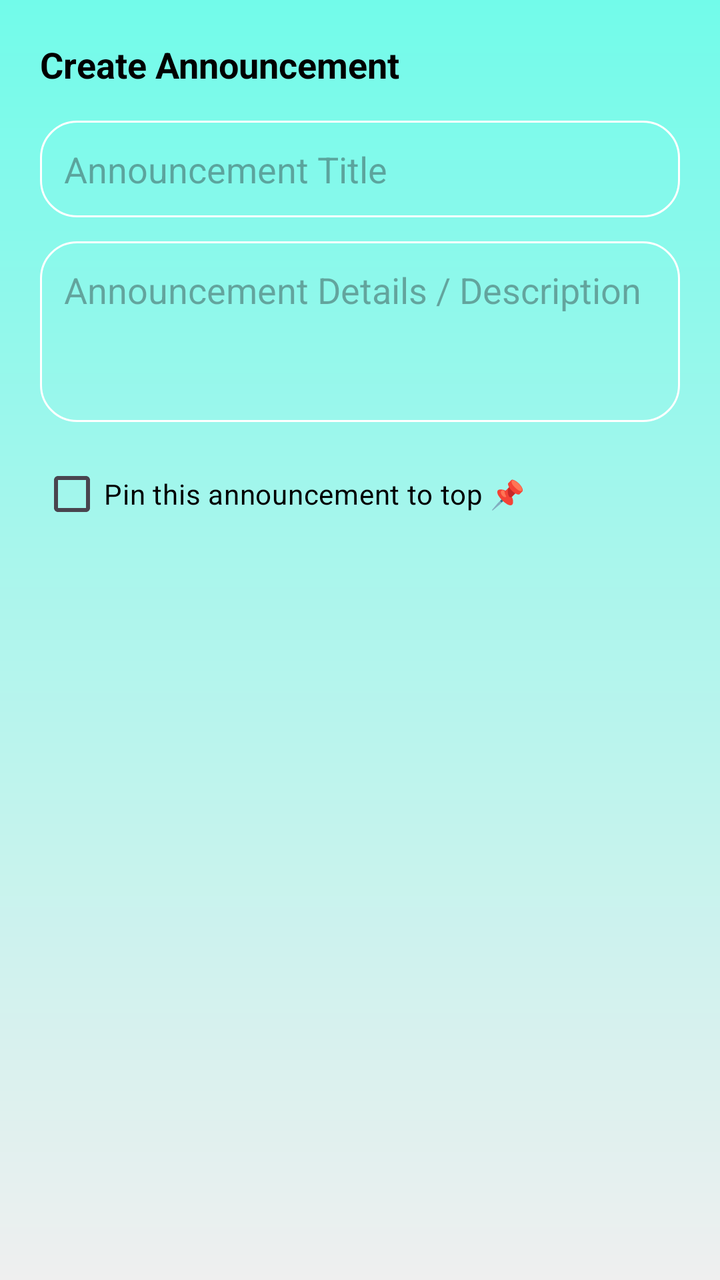
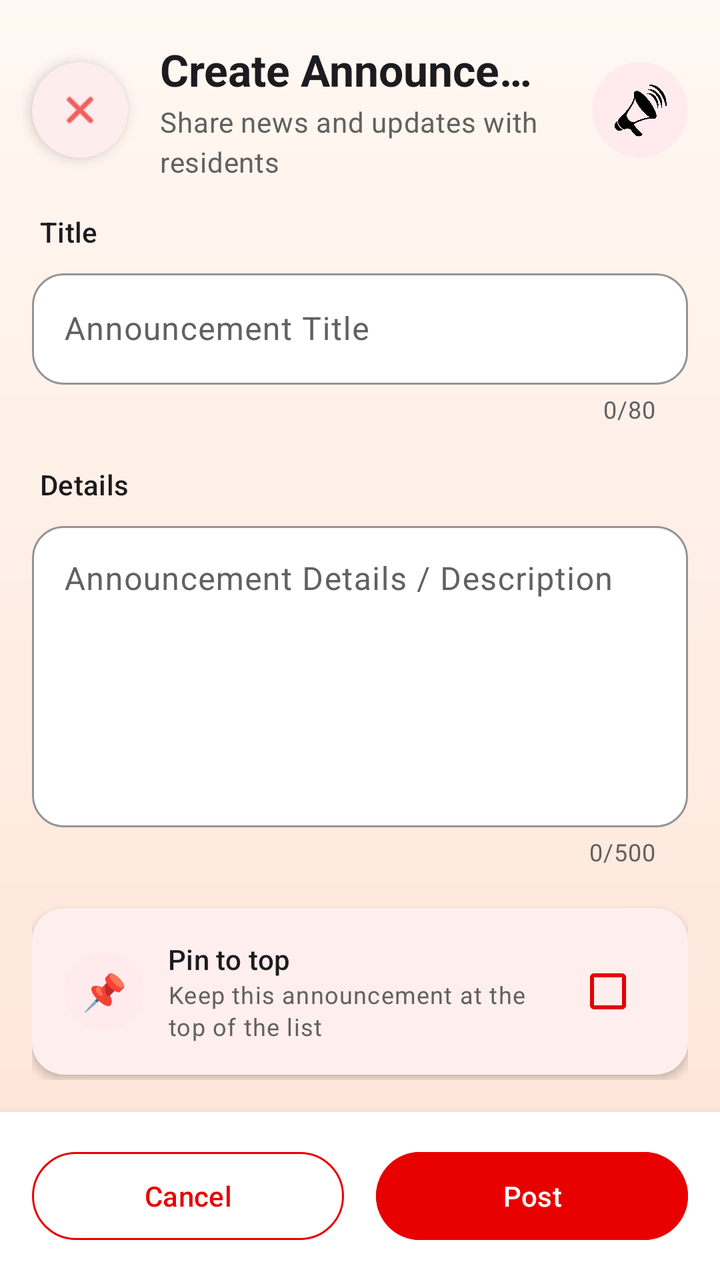

Two renders of the same Android screen: before a commit and after it. Below are the layout's source before the change and the commit's diff.
<!-- AndroidManifest.xml: application theme Theme.IServeKo -->
<!-- res/layout/dialog_add_announcement.xml -->
<?xml version="1.0" encoding="utf-8"?>
<LinearLayout xmlns:android="http://schemas.android.com/apk/res/android"
    android:layout_width="match_parent"
    android:layout_height="wrap_content"
    android:orientation="vertical"
    android:padding="20dp"
    android:background="@drawable/designbrg"
    >

    <TextView
        android:id="@+id/dialogTitle"
        android:layout_width="wrap_content"
        android:layout_height="wrap_content"
        android:text="Create Announcement"
        android:textSize="18sp"
        android:textStyle="bold"
        android:textColor="#000000"
        android:layout_marginBottom="16dp" />

    <EditText
        android:id="@+id/inputAnnTitle"
        android:layout_width="match_parent"
        android:layout_height="wrap_content"
        android:hint="Announcement Title"
        android:inputType="textCapSentences"
        android:minHeight="48dp"
        android:padding="12dp"
        android:background="@drawable/rounded"
        android:layout_marginBottom="12dp" />

    <EditText
        android:id="@+id/inputAnnDesc"
        android:layout_width="match_parent"
        android:layout_height="wrap_content"
        android:hint="Announcement Details / Description"
        android:inputType="textMultiLine"
        android:minLines="3"
        android:gravity="top|start"
        android:padding="12dp"
        android:background="@drawable/rounded"
        android:layout_marginBottom="12dp" />

    <CheckBox
        android:id="@+id/chkPinned"
        android:layout_width="wrap_content"
        android:layout_height="wrap_content"
        android:text="Pin this announcement to top 📌"
        android:textColor="#000000" />

</LinearLayout>
<!-- resources referenced by this layout -->
<resources>
  <!-- drawable designbrg (drawable) -->
  <?xml version="1.0" encoding="utf-8"?>
  <shape xmlns:android="http://schemas.android.com/apk/res/android">
       <gradient android:type = "linear" android:angle="100"
           android:startColor="#72FBEA" android:endColor="#EFEFEF"/>
  </shape>
  <!-- drawable rounded (drawable) -->
  <?xml version="1.0" encoding="utf-8"?>
  <shape xmlns:android="http://schemas.android.com/apk/res/android"
      android:shape="rectangle">
      <corners android:radius="18dp"/>
      <stroke android:width="1dp" android:color="@color/white"/>
  </shape>
  <style name="Theme.IServeKo" parent="Base.Theme.IServeKo" />
  <color name="white">#FFFFFFFF</color>
  <style name="Base.Theme.IServeKo" parent="Theme.Material3.DayNight.NoActionBar">
          
          
      </style>
</resources>

<!-- the commit's change to res/layout/dialog_add_announcement.xml (unified diff, before → after) -->
@@ -1,50 +1,282 @@
 <?xml version="1.0" encoding="utf-8"?>
 <LinearLayout xmlns:android="http://schemas.android.com/apk/res/android"
+    xmlns:app="http://schemas.android.com/apk/res-auto"
+    xmlns:tools="http://schemas.android.com/tools"
     android:layout_width="match_parent"
-    android:layout_height="wrap_content"
-    android:orientation="vertical"
-    android:padding="20dp"
-    android:background="@drawable/designbrg"
-    >
-
-    <TextView
-        android:id="@+id/dialogTitle"
-        android:layout_width="wrap_content"
-        android:layout_height="wrap_content"
-        android:text="Create Announcement"
-        android:textSize="18sp"
-        android:textStyle="bold"
-        android:textColor="#000000"
-        android:layout_marginBottom="16dp" />
-
-    <EditText
-        android:id="@+id/inputAnnTitle"
+    android:layout_height="match_parent"
+    android:background="@drawable/designbrg_v2"
+    android:orientation="vertical">
+
+    
+    <LinearLayout
         android:layout_width="match_parent"
         android:layout_height="wrap_content"
-        android:hint="Announcement Title"
-        android:inputType="textCapSentences"
-        android:minHeight="48dp"
-        android:padding="12dp"
-        android:background="@drawable/rounded"
-        android:layout_marginBottom="12dp" />
-
-    <EditText
-        android:id="@+id/inputAnnDesc"
+        android:clipChildren="false"
+        android:clipToPadding="false"
+        android:gravity="center_vertical"
+        android:orientation="horizontal"
+        android:paddingStart="16dp"
+        android:paddingTop="20dp"
+        android:paddingEnd="16dp"
+        android:paddingBottom="8dp">
+
+        <com.google.android.material.card.MaterialCardView
+            android:layout_width="48dp"
+            android:layout_height="48dp"
+            android:clickable="true"
+            android:focusable="true"
+            android:foreground="?attr/selectableItemBackgroundBorderless"
+            app:cardBackgroundColor="@color/white"
+            app:cardCornerRadius="24dp"
+            app:cardElevation="4dp"
+            app:strokeWidth="0dp">
+
+            <ImageView
+                android:id="@+id/btnClose"
+                android:layout_width="22dp"
+                android:layout_height="22dp"
+                android:layout_gravity="center"
+                android:contentDescription="Close"
+                android:src="@android:drawable/ic_menu_close_clear_cancel"
+                app:tint="#E80000" />
+        </com.google.android.material.card.MaterialCardView>
+
+        <LinearLayout
+            android:layout_width="0dp"
+            android:layout_height="wrap_content"
+            android:layout_marginStart="16dp"
+            android:layout_marginEnd="12dp"
+            android:layout_weight="1"
+            android:orientation="vertical">
+
+            <TextView
+                android:id="@+id/dialogTitle"
+                android:layout_width="match_parent"
+                android:layout_height="wrap_content"
+                android:ellipsize="end"
+                android:maxLines="1"
+                android:text="Create Announcement"
+                android:textAlignment="viewStart"
+                android:textAppearance="@style/TextAppearance.Material3.TitleLarge"
+                android:textColor="@color/onSurface"
+                android:textStyle="bold" />
+
+            <TextView
+                android:layout_width="match_parent"
+                android:layout_height="wrap_content"
+                android:layout_marginTop="2dp"
+                android:text="Share news and updates with residents"
+                android:textAlignment="viewStart"
+                android:textAppearance="@style/TextAppearance.Material3.BodyMedium"
+                android:textColor="@color/onSurfaceVariant" />
+        </LinearLayout>
+
+        <com.google.android.material.card.MaterialCardView
+            android:layout_width="48dp"
+            android:layout_height="48dp"
+            app:cardBackgroundColor="#FFEBEE"
+            app:cardCornerRadius="24dp"
+            app:cardElevation="0dp"
+            app:strokeWidth="0dp">
+
+            <ImageView
+                android:layout_width="28dp"
+                android:layout_height="28dp"
+                android:layout_gravity="center"
+                android:src="@drawable/announcementlogo"
+                tools:ignore="ContentDescription" />
+        </com.google.android.material.card.MaterialCardView>
+    </LinearLayout>
+
+    
+    <ScrollView
+        android:layout_width="match_parent"
+        android:layout_height="0dp"
+        android:layout_weight="1"
+        android:clipToPadding="false"
+        android:fillViewport="true"
+        android:overScrollMode="never"
+        android:paddingStart="16dp"
+        android:paddingTop="8dp"
+        android:paddingEnd="16dp"
+        android:paddingBottom="16dp">
+
+        <LinearLayout
+            android:layout_width="match_parent"
+            android:layout_height="wrap_content"
+            android:orientation="vertical">
+
+            
+            <TextView
+                android:layout_width="wrap_content"
+                android:layout_height="wrap_content"
+                android:layout_marginStart="4dp"
+                android:layout_marginBottom="6dp"
+                android:text="Title"
+                android:textAppearance="@style/TextAppearance.Material3.LabelLarge"
+                android:textColor="@color/onSurface" />
+
+            <com.google.android.material.textfield.TextInputLayout
+                style="@style/Widget.Material3.TextInputLayout.OutlinedBox"
+                android:layout_width="match_parent"
+                android:layout_height="wrap_content"
+                android:layout_marginBottom="20dp"
+                android:hint="Announcement Title"
+                app:boxBackgroundColor="@color/white"
+                app:boxCornerRadiusBottomEnd="16dp"
+                app:boxCornerRadiusBottomStart="16dp"
+                app:boxCornerRadiusTopEnd="16dp"
+                app:boxCornerRadiusTopStart="16dp"
+                app:boxStrokeColor="#E80000"
+                app:counterEnabled="true"
+                app:counterMaxLength="80"
+                app:hintTextColor="#E80000">
+
+                <com.google.android.material.textfield.TextInputEditText
+                    android:id="@+id/inputAnnTitle"
+                    android:layout_width="match_parent"
+                    android:layout_height="wrap_content"
+                    android:inputType="textCapSentences"
+                    android:maxLength="80"
+                    android:maxLines="2"
+                    android:textColor="#000000" />
+            </com.google.android.material.textfield.TextInputLayout>
+
+            
+            <TextView
+                android:layout_width="wrap_content"
+                android:layout_height="wrap_content"
+                android:layout_marginStart="4dp"
+                android:layout_marginBottom="6dp"
+                android:text="Details"
+                android:textAppearance="@style/TextAppearance.Material3.LabelLarge"
+                android:textColor="@color/onSurface" />
+
+            <com.google.android.material.textfield.TextInputLayout
+                style="@style/Widget.Material3.TextInputLayout.OutlinedBox"
+                android:layout_width="match_parent"
+                android:layout_height="wrap_content"
+                android:layout_marginBottom="20dp"
+                android:hint="Announcement Details / Description"
+                app:boxBackgroundColor="@color/white"
+                app:boxCornerRadiusBottomEnd="16dp"
+                app:boxCornerRadiusBottomStart="16dp"
+                app:boxCornerRadiusTopEnd="16dp"
+                app:boxCornerRadiusTopStart="16dp"
+                app:boxStrokeColor="#E80000"
+                app:counterEnabled="true"
+                app:counterMaxLength="500"
+                app:hintTextColor="#E80000">
+
+                <com.google.android.material.textfield.TextInputEditText
+                    android:id="@+id/inputAnnDesc"
+                    android:layout_width="match_parent"
+                    android:layout_height="wrap_content"
+                    android:gravity="top|start"
+                    android:inputType="textMultiLine|textCapSentences"
+                    android:maxLength="500"
+                    android:minLines="6"
+                    android:textColor="#000000" />
+            </com.google.android.material.textfield.TextInputLayout>
+
+            
+            <com.google.android.material.card.MaterialCardView
+                android:layout_width="match_parent"
+                android:layout_height="wrap_content"
+                app:cardBackgroundColor="@color/white"
+                app:cardCornerRadius="16dp"
+                app:cardElevation="3dp"
+                app:strokeWidth="0dp">
+
+                <LinearLayout
+                    android:layout_width="match_parent"
+                    android:layout_height="wrap_content"
+                    android:gravity="center_vertical"
+                    android:orientation="horizontal"
+                    android:padding="16dp">
+
+                    <com.google.android.material.card.MaterialCardView
+                        android:layout_width="40dp"
+                        android:layout_height="40dp"
+                        app:cardBackgroundColor="#FFEBEE"
+                        app:cardCornerRadius="20dp"
+                        app:cardElevation="0dp"
+                        app:strokeWidth="0dp">
+
+                        <TextView
+                            android:layout_width="match_parent"
+                            android:layout_height="match_parent"
+                            android:gravity="center"
+                            android:text="📌"
+                            android:textSize="18sp" />
+                    </com.google.android.material.card.MaterialCardView>
+
+                    <LinearLayout
+                        android:layout_width="0dp"
+                        android:layout_height="wrap_content"
+                        android:layout_marginStart="12dp"
+                        android:layout_marginEnd="8dp"
+                        android:layout_weight="1"
+                        android:orientation="vertical">
+
+                        <TextView
+                            android:layout_width="wrap_content"
+                            android:layout_height="wrap_content"
+                            android:text="Pin to top"
+                            android:textAppearance="@style/TextAppearance.Material3.TitleSmall"
+                            android:textColor="@color/onSurface" />
+
+                        <TextView
+                            android:layout_width="wrap_content"
+                            android:layout_height="wrap_content"
+                            android:text="Keep this announcement at the top of the list"
+                            android:textAppearance="@style/TextAppearance.Material3.BodySmall"
+                            android:textColor="@color/onSurfaceVariant" />
+                    </LinearLayout>
+
+                    <CheckBox
+                        android:id="@+id/chkPinned"
+                        android:layout_width="wrap_content"
+                        android:layout_height="wrap_content"
+                        android:buttonTint="#E80000"
+                        android:minWidth="48dp"
+                        android:minHeight="48dp" />
+                </LinearLayout>
+            </com.google.android.material.card.MaterialCardView>
+        </LinearLayout>
+    </ScrollView>
+
+    
+    <LinearLayout
         android:layout_width="match_parent"
         android:layout_height="wrap_content"
-        android:hint="Announcement Details / Description"
-        android:inputType="textMultiLine"
-        android:minLines="3"
-        android:gravity="top|start"
-        android:padding="12dp"
-        android:background="@drawable/rounded"
-        android:layout_marginBottom="12dp" />
-
-    <CheckBox
-        android:id="@+id/chkPinned"
-        android:layout_width="wrap_content"
-        android:layout_height="wrap_content"
-        android:text="Pin this announcement to top 📌"
-        android:textColor="#000000" />
+        android:background="@color/white"
+        android:elevation="12dp"
+        android:orientation="horizontal"
+        android:padding="16dp">
+
+        <com.google.android.material.button.MaterialButton
+            android:id="@+id/btnCancel"
+            style="@style/Widget.Material3.Button.OutlinedButton"
+            android:layout_width="0dp"
+            android:layout_height="52dp"
+            android:layout_marginEnd="8dp"
+            android:layout_weight="1"
+            android:text="Cancel"
+            android:textColor="#E80000"
+            app:cornerRadius="26dp"
+            app:strokeColor="#E80000" />
+
+        <com.google.android.material.button.MaterialButton
+            android:id="@+id/btnPost"
+            android:layout_width="0dp"
+            android:layout_height="52dp"
+            android:layout_marginStart="8dp"
+            android:layout_weight="1"
+            android:backgroundTint="#E80000"
+            android:text="Post"
+            android:textColor="@color/white"
+            app:cornerRadius="26dp" />
+    </LinearLayout>
 
 </LinearLayout>
<!-- resource entries referenced after the edit -->
@@ -1,23 +1,46 @@
 <!-- resources referenced by this layout -->
 <resources>
-  <!-- drawable designbrg (drawable) -->
+  <color name="onSurface">#1C1B1F</color>
+  <color name="onSurfaceVariant">#616161</color>
+  <style name="Theme.IServeKo" parent="Base.Theme.IServeKo" />
+  <color name="white">#FFFFFFFF</color>
+  <!-- drawable announcementlogo: png bitmap (drawable, 231928 bytes) -->
+  <!-- drawable designbrg_v2 (drawable) -->
   <?xml version="1.0" encoding="utf-8"?>
   <shape xmlns:android="http://schemas.android.com/apk/res/android">
-       <gradient android:type = "linear" android:angle="100"
-           android:startColor="#72FBEA" android:endColor="#EFEFEF"/>
+      <gradient android:type = "linear" android:angle="100"
+          android:startColor="#FFF8F2" android:endColor="#FFE3D6"/>
   </shape>
-  <!-- drawable rounded (drawable) -->
-  <?xml version="1.0" encoding="utf-8"?>
-  <shape xmlns:android="http://schemas.android.com/apk/res/android"
-      android:shape="rectangle">
-      <corners android:radius="18dp"/>
-      <stroke android:width="1dp" android:color="@color/white"/>
-  </shape>
-  <style name="Theme.IServeKo" parent="Base.Theme.IServeKo" />
-  <color name="white">#FFFFFFFF</color>
   <style name="Base.Theme.IServeKo" parent="Theme.Material3.DayNight.NoActionBar">
-          
-          
+          <item name="colorPrimary">@color/primary</item>
+          <item name="colorOnPrimary">@color/onPrimary</item>
+          <item name="colorPrimaryContainer">@color/primaryContainer</item>
+          <item name="colorOnPrimaryContainer">@color/onPrimaryContainer</item>
+  
+          <item name="colorSecondary">@color/secondary</item>
+          <item name="colorOnSecondary">@color/onSecondary</item>
+          <item name="colorSecondaryContainer">@color/secondaryContainer</item>
+          <item name="colorOnSecondaryContainer">@color/onSecondaryContainer</item>
+  
+          <item name="android:colorBackground">@color/white</item>
+          <item name="colorSurface">@color/surface</item>
+          <item name="colorOnSurface">@color/onSurface</item>
+          <item name="colorSurfaceVariant">@color/surfaceVariant</item>
+          <item name="colorOnSurfaceVariant">@color/onSurfaceVariant</item>
+  
+          <item name="android:statusBarColor">#F44336</item>
+          <item name="android:windowLightStatusBar">false</item>
+          <item name="android:navigationBarColor">@color/white</item>
       </style>
+  <color name="primary">#F44336</color>
+  <color name="onPrimary">#FFFFFF</color>
+  <color name="primaryContainer">#FFEBEE</color>
+  <color name="onPrimaryContainer">#C62828</color>
+  <color name="secondary">#F44336</color>
+  <color name="onSecondary">#FFFFFF</color>
+  <color name="secondaryContainer">#FFEBEE</color>
+  <color name="onSecondaryContainer">#C62828</color>
+  <color name="surface">#FFFFFF</color>
+  <color name="surfaceVariant">#F5F5F5</color>
 </resources>
 
